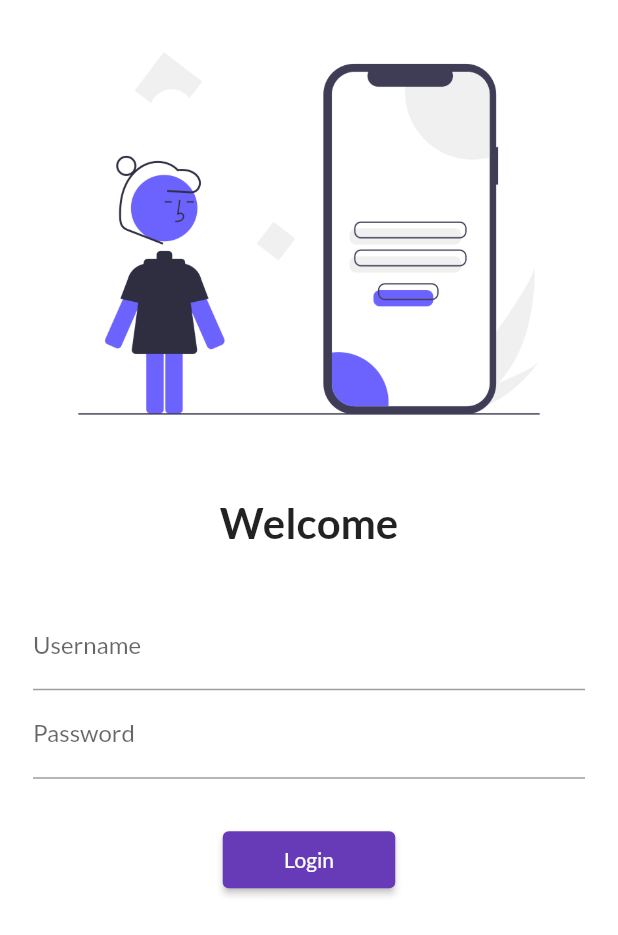
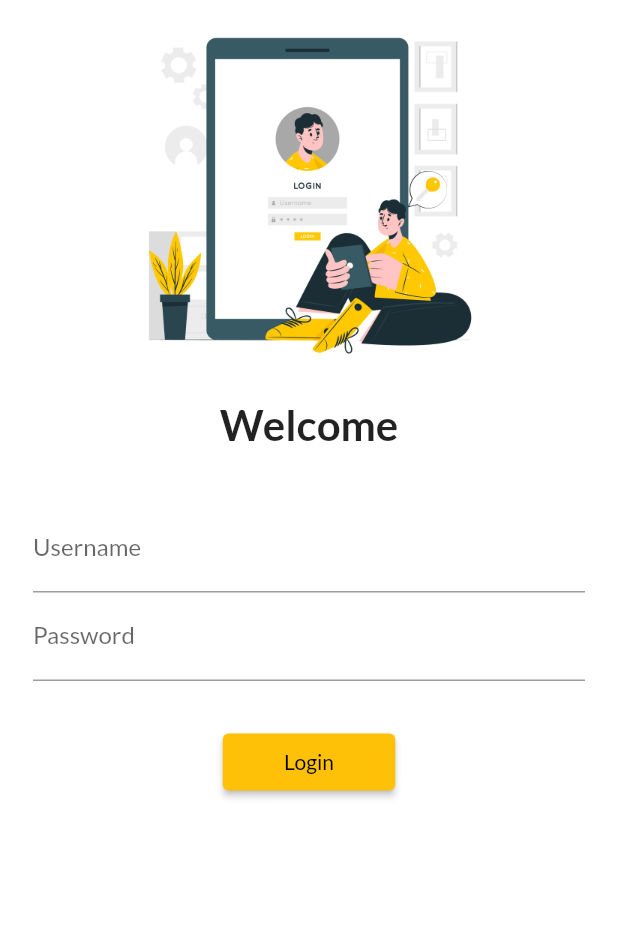
Before and after one commit to MuhammadHaiderSharif/Learning-Flutter, a Flutter app: the screen it shows after launch, on a phone screen of 412 x 824 dp. Shown: the top 935 px of the screen. Run offline on Flutter 3.47's test engine with Material 2 defaults, Android fonts, the phone set to English and light mode, and no system bars; our stand-ins replace google_fonts.

Commit message:
Day-5 completed

```diff
--- a/lib/main.dart
+++ b/lib/main.dart
@@ -17,7 +17,7 @@ class MyApp extends StatelessWidget {
       debugShowCheckedModeBanner: true,
       themeMode: ThemeMode.light,
       theme: ThemeData(
-          primarySwatch: Colors.deepPurple,
+          primarySwatch: Colors.amber,
           fontFamily: GoogleFonts.lato().fontFamily),
       darkTheme: ThemeData(brightness: Brightness.dark),
       initialRoute: "/login",
--- a/lib/pages/login_page.dart
+++ b/lib/pages/login_page.dart
@@ -8,15 +8,17 @@ class LoginPage extends StatelessWidget {
   Widget build(BuildContext context) {
     return Material(
         color: Colors.white,
+        child: SafeArea(
           child: SingleChildScrollView(
             child: Column(
               children: [
                 Image.asset(
-                "assets/images/login_image.png",
+                  "assets/images/login_image.jpg",
                   fit: BoxFit.cover,
+                  height: 250,
                 ),
                 SizedBox(
-                height: 20.0,
+                  height: 16.0,
                 ),
                 Text(
                   "Welcome",
@@ -53,6 +55,7 @@ class LoginPage extends StatelessWidget {
                 ),
               ],
             ),
+          ),
         ));
   }
 }
```
Also changed, not shown: assets/images/login_image.jpg (added), assets/images/login_image.png (deleted). Lines whose indentation alone changed are shown as unchanged.
